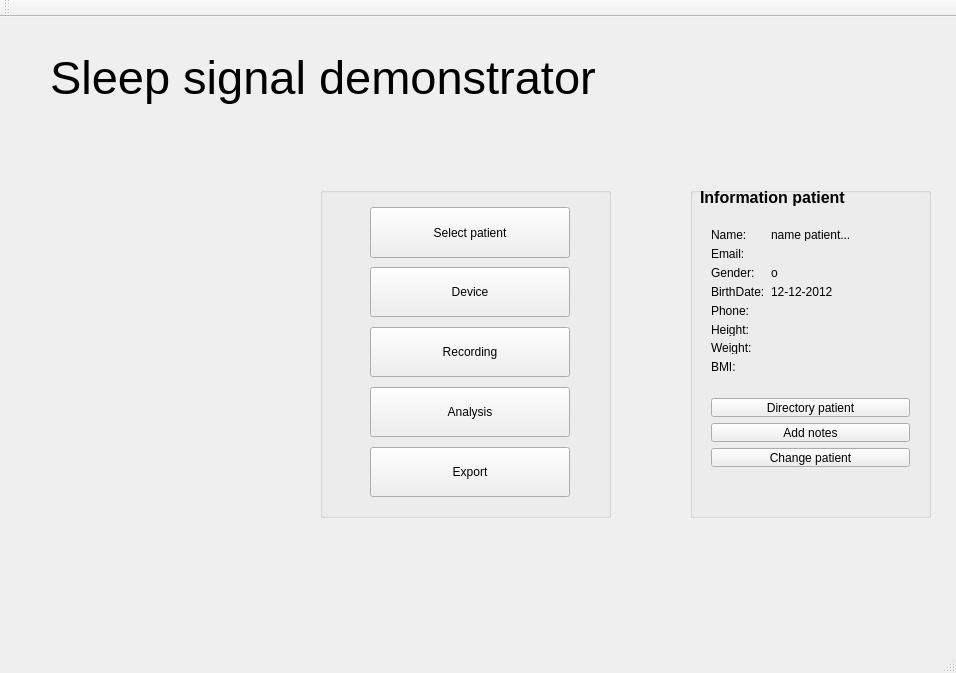
Qt form mainwindow.ui (PCSchool/demonstrator) before a commit.
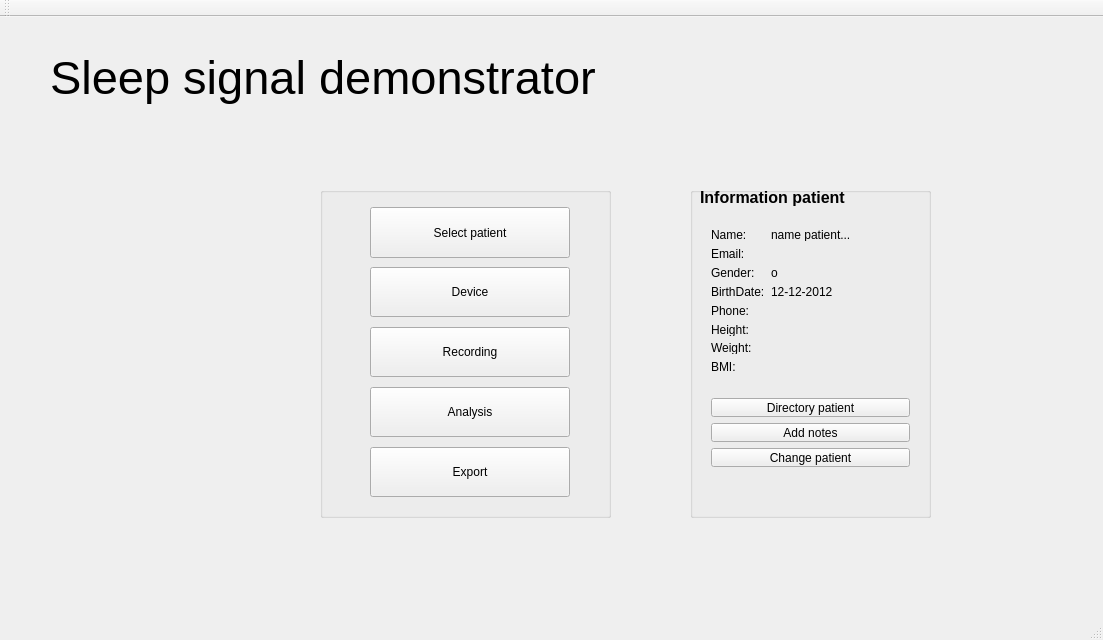
The same form after that commit.

Commit message: clean up Analysis PART 3 -> done time for clean up UI

Patch:
```diff
--- a/mainwindow.ui
+++ b/mainwindow.ui
@@ -6,8 +6,8 @@
    <rect>
     <x>0</x>
     <y>0</y>
-    <width>956</width>
-    <height>673</height>
+    <width>1103</width>
+    <height>640</height>
    </rect>
   </property>
   <property name="minimumSize">
```
Left out of the diff: 2 changed lines with no effect on the pictures. The commit also changes 5 other files.
